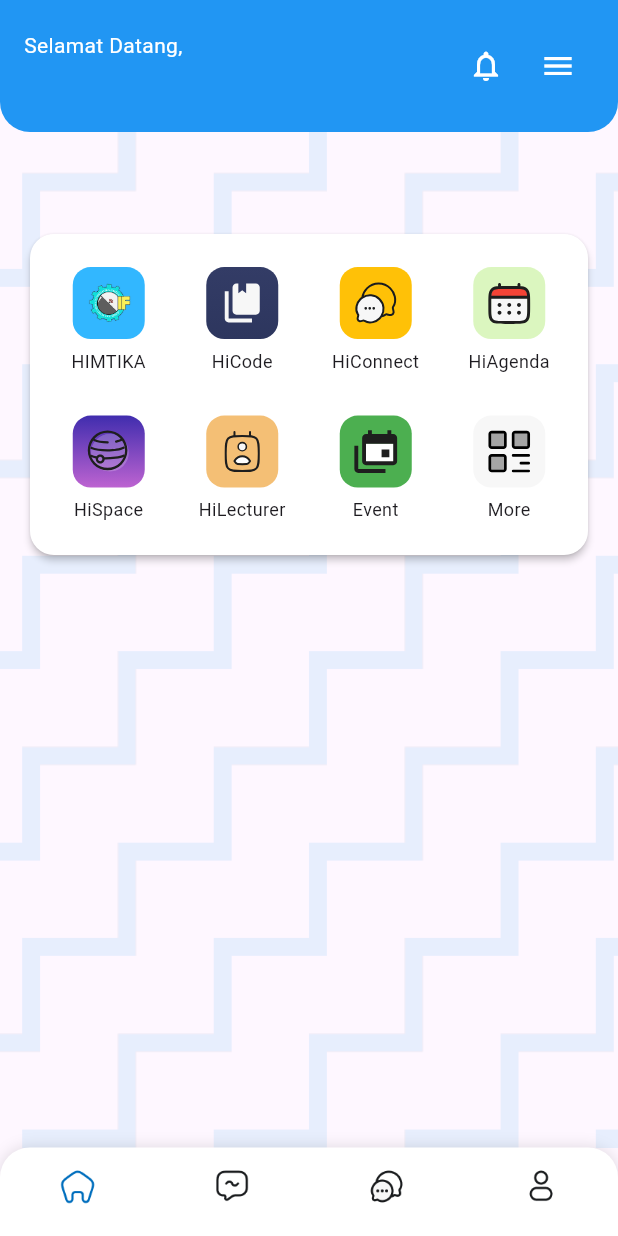
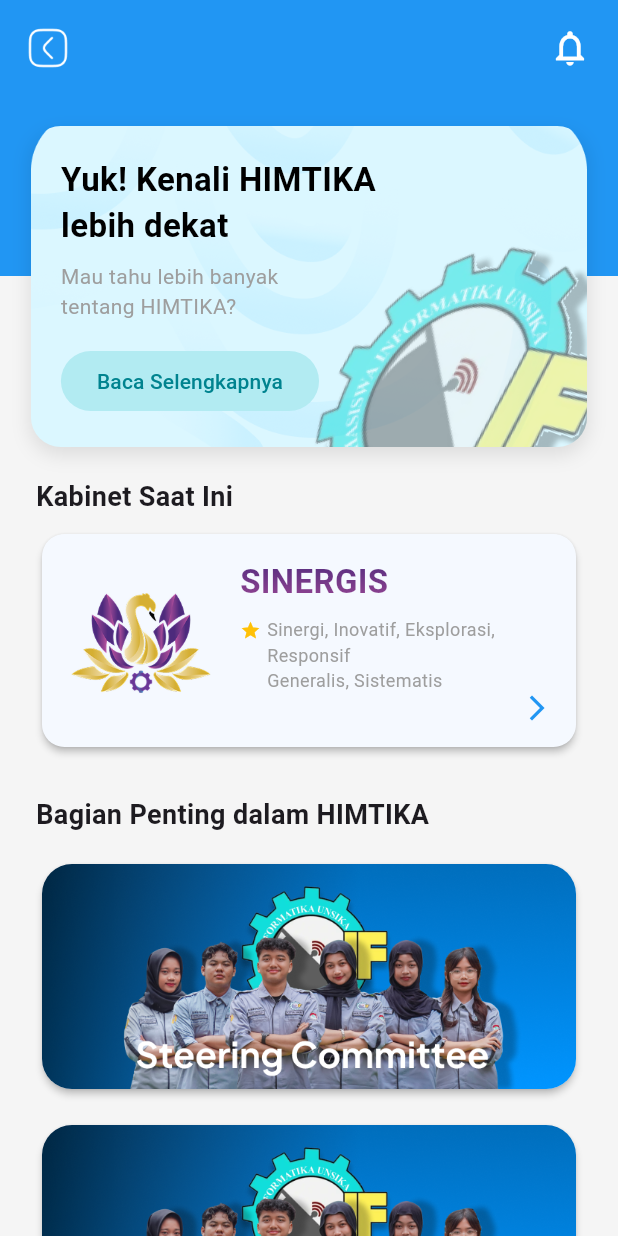
Before and after one commit to RnD-HIMTIKA/himtika-mobile-information, a Flutter app: the HomePage screen opened directly, after a tap on the "menu" icon, after a tap on "Sign Out", after a tap on "HIMTIKA", on a phone screen of 412 x 824 dp. Run offline on Flutter 3.47's test engine with Material 3 defaults, Android fonts, the light colour scheme and no system bars; our stand-ins replace app_links, bloc, bloc_concurrency, equatable, firebase_core, firebase_messaging and 8 more; missing offline and left inert: app_settings; accounts and stored records are empty; network calls fail.

Commit message:
membuat page utama dari informasi hima

```diff
--- /dev/null
+++ b/lib/features/himtika/presentation/bloc/himtika_bloc.dart
@@ -0,0 +1,32 @@
+import 'package:flutter_bloc/flutter_bloc.dart';
+import 'package:equatable/equatable.dart';
+
+part 'himtika_event.dart';
+part 'himtika_state.dart';
+
+class HimtikaBloc extends Bloc<HimtikaEvent, HimtikaState> {
+  HimtikaBloc() : super(const HimtikaState()) {
+    on<FetchHimtikaData>(_onFetchHimtikaData);
+  }
+
+  void _onFetchHimtikaData(
+      FetchHimtikaData event, Emitter<HimtikaState> emit) {
+    emit(state.copyWith(status: HimtikaStatus.loading));
+
+    // Data Dummy untuk "Bagian Penting"
+    final dummyParts = [
+      {
+        'imagePath': 'src/features/himtika/images/card_divisi.png',
+      },
+      {
+        'imagePath': 'src/features/himtika/images/card_divisi.png',
+      },
+      // Tambahkan bagian lain di sini
+    ];
+
+    emit(state.copyWith(
+      status: HimtikaStatus.success,
+      importantParts: dummyParts,
+    ));
+  }
+}
--- /dev/null
+++ b/lib/features/himtika/presentation/bloc/himtika_event.dart
@@ -0,0 +1,9 @@
+part of 'himtika_bloc.dart';
+
+abstract class HimtikaEvent extends Equatable {
+  const HimtikaEvent();
+  @override
+  List<Object> get props => [];
+}
+
+class FetchHimtikaData extends HimtikaEvent {}
--- /dev/null
+++ b/lib/features/himtika/presentation/bloc/himtika_state.dart
@@ -0,0 +1,27 @@
+part of 'himtika_bloc.dart';
+
+enum HimtikaStatus { initial, loading, success, failure }
+
+class HimtikaState extends Equatable {
+  const HimtikaState({
+    this.status = HimtikaStatus.initial,
+    this.importantParts = const [],
+  });
+
+  final HimtikaStatus status;
+  // Untuk daftar "Bagian Penting dalam HIMTIKA"
+  final List<Map<String, String>> importantParts;
+
+  HimtikaState copyWith({
+    HimtikaStatus? status,
+    List<Map<String, String>>? importantParts,
+  }) {
+    return HimtikaState(
+      status: status ?? this.status,
+      importantParts: importantParts ?? this.importantParts,
+    );
+  }
+
+  @override
+  List<Object> get props => [status, importantParts];
+}
--- /dev/null
+++ b/lib/features/himtika/presentation/pages/himtika_screen.dart
@@ -0,0 +1,272 @@
+import 'package:flutter/material.dart';
+import 'package:flutter_bloc/flutter_bloc.dart';
+import 'package:himtika_mobile_information/features/calendar/presentation/pages/notification_page.dart';
+
+import 'package:himtika_mobile_information/features/himtika/presentation/bloc/himtika_bloc.dart';
+
+class HimtikaScreen extends StatelessWidget {
+  const HimtikaScreen({super.key});
+
+  @override
+  Widget build(BuildContext context) {
+    return BlocProvider(
+      create: (context) => HimtikaBloc()..add(FetchHimtikaData()),
+      child: Scaffold(
+        backgroundColor: const Color(0xFFF5F5F5),
+        body: SafeArea(
+          top: false, // Kita atur padding manual
+          child: BlocBuilder<HimtikaBloc, HimtikaState>(
+            builder: (context, state) {
+              if (state.status == HimtikaStatus.loading) {
+                return const Center(child: CircularProgressIndicator());
+              }
+
+              return Column(
+                children: [
+                  // Lapisan 1: Top Bar yang Sticky (tetap di atas)
+                  _buildTopBar(context),
+
+                  // Lapisan 2: Sisa konten yang bisa di-scroll
+                  Expanded(
+                    child: SingleChildScrollView(
+                      child: Column(
+                        children: [
+                          _buildBlueHeader(context),
+                          _buildContent(context, state),
+                        ],
+                      ),
+                    ),
+                  ),
+                ],
+              );
+            },
+          ),
+        ),
+      ),
+    );
+  }
+
+  // --- WIDGET-WIDGET PEMBANTU ---
+  Widget _buildTopBar(BuildContext context) {
+    return Container(
+      color: Colors.blue,
+      padding: EdgeInsets.only(top: MediaQuery.of(context).padding.top),
+      child: Padding(
+        padding: const EdgeInsets.symmetric(horizontal: 8.0, vertical: 8.0),
+        child: Row(
+          mainAxisAlignment: MainAxisAlignment.spaceBetween,
+          children: [
+            IconButton(
+              onPressed: () => Navigator.pop(context),
+              icon: Image.asset('src/features/hicode/icon/kembali.png',
+                  width: 32, height: 32, color: Colors.white),
+            ),
+            IconButton(
+              onPressed: () {
+                Navigator.push(
+                  context,
+                  MaterialPageRoute(builder: (_) => const NotificationPage()),
+                );
+              },
+              icon: const Icon(Icons.notifications_outlined, color: Colors.white, size: 28),
+            ),
+          ],
+        ),
+      ),
+    );
+  }
+
+  Widget _buildBlueHeader(BuildContext context) {
+    return Container(
+      width: double.infinity,
+      decoration: const BoxDecoration(
+        color: Colors.blue,
+      ),
+      child: Stack(
+        clipBehavior: Clip.none,
+        alignment: Alignment.center,
+        children: [
+          // Gambar yang berada di perpotongan
+          Positioned(
+            top: 20,
+            child: Container(
+              width: MediaQuery.of(context).size.width * 0.9,
+              padding: const EdgeInsets.all(20.0),
+              decoration: BoxDecoration(
+                color: Colors.transparent,
+                borderRadius: BorderRadius.circular(20),
+                image: const DecorationImage(
+                  image: AssetImage('src/features/himtika/images/card_hero.png'),
+                  fit: BoxFit.cover,
+                  opacity: 1.0, // Buat gambar lebih transparan
+                ),
+                boxShadow: [
+                  BoxShadow(
+                    color: Colors.black.withOpacity(0.1),
+                    blurRadius: 10,
+                    offset: const Offset(0, 5),
+                  )
+                ],
+              ),
+              child: Column(
+                crossAxisAlignment: CrossAxisAlignment.start,
+                children: [
+                  const Text(
+                    'Yuk! Kenali HIMTIKA\nlebih dekat',
+                    style: TextStyle(fontSize: 22, fontWeight: FontWeight.bold, color: Colors.black),
+                  ),
+                  const SizedBox(height: 8),
+                  const Text(
+                    'Mau tahu lebih banyak\ntentang HIMTIKA?',
+                    style: TextStyle(color: Colors.grey),
+                  ),
+                  const SizedBox(height: 16),
+                  ElevatedButton(
+                    onPressed: () {
+                      // TODO: Navigasi
+                    },
+                    style: ElevatedButton.styleFrom(
+                      backgroundColor: Colors.cyan.shade100,
+                      foregroundColor: Colors.cyan.shade800,
+                      elevation: 0,
+                      shape: RoundedRectangleBorder(
+                        borderRadius: BorderRadius.circular(20),
+                      ),
+                    ),
+                    child: const Text('Baca Selengkapnya'),
+                  )
+                ],
+              ),
+            ),
+          ),
+          // SizedBox untuk memberi ruang pada kartu yang menonjol
+          const SizedBox(height: 120),
+        ],
+      ),
+    );
+  }
+
+  Widget _buildContent(BuildContext context, HimtikaState state) {
+    return Padding(
+      padding: const EdgeInsets.all(24.0),
+      child: Column(
+        crossAxisAlignment: CrossAxisAlignment.start,
+        children: [
+          const SizedBox(height: 110),
+          const Text('Kabinet Saat Ini', style: TextStyle(fontSize: 18, fontWeight: FontWeight.bold)),
+          const SizedBox(height: 8),
+          _buildKabinetCard(),
+          const SizedBox(height: 28),
+          const Text('Bagian Penting dalam HIMTIKA', style: TextStyle(fontSize: 18, fontWeight: FontWeight.bold)),
+          const SizedBox(height: 16),
+          ListView.separated(
+            padding: EdgeInsets.zero,
+            itemCount: state.importantParts.length,
+            shrinkWrap: true,
+            physics: const NeverScrollableScrollPhysics(),
+            itemBuilder: (context, index) {
+              final part = state.importantParts[index];
+              return _buildDivisiCard(
+                imagePath: part['imagePath']!,
+              );
+            },
+            separatorBuilder: (context, index) => const SizedBox(height: 16),
+          )
+        ],
+      ),
+    );
+  }
+
+  Widget _buildKabinetCard() {
+    return Card(
+      elevation: 2,
+      color: const Color(0xFFF5F9FF),
+      shape: RoundedRectangleBorder(borderRadius: BorderRadius.circular(15)),
+      child: Padding(
+        padding: const EdgeInsets.all(16.0),
+        child: Row(
+          crossAxisAlignment: CrossAxisAlignment.center,
+          children: [
+            Image.asset(
+              'src/features/himtika/images/kabinet.png',
+              width: 100,
+              height: 100,
+            ),
+            const SizedBox(width: 16),
+
+            Expanded(
+              child: Column(
+                crossAxisAlignment: CrossAxisAlignment.start,
+                children: [
+                  Column(
+                    crossAxisAlignment: CrossAxisAlignment.start,
+                    children: [
+                      ShaderMask(
+                        blendMode: BlendMode.srcIn,
+                        shaderCallback: (bounds) => const LinearGradient(
+                          colors: [
+                            Color(0xFF4D2A7C),
+                            Color(0xFF9C4895),
+                          ],
+                          begin: Alignment.topCenter,
+                          end: Alignment.bottomCenter,
+                        ).createShader(
+                          Rect.fromLTWH(0, 0, bounds.width, bounds.height),
+                        ),
+                        child: const Text(
+                          'SINERGIS',
+                          style: TextStyle(
+                            fontSize: 22,
+                            fontWeight: FontWeight.bold,
+                          ),
+                        ),
+                      ),
+                      SizedBox(height: 8),
+                      Row(
+                        crossAxisAlignment: CrossAxisAlignment.start,
+                        children: [
+                          Padding(
+                            padding: EdgeInsets.only(top: 2.0, right: 4.0),
+                            child: Icon(Icons.star, color: Colors.amber, size: 14),
+                          ),
+                          Expanded(
+                            child: Text(
+                              'Sinergi, Inovatif, Eksplorasi, Responsif\nGeneralis, Sistematis',
+                              style: TextStyle(color: Colors.grey, fontSize: 12),
+                            ),
+                          ),
+                        ],
+                      ),
+                    ],
+                  ),
+                  const Align(
+                    alignment: Alignment.bottomRight,
+                    child: Icon(Icons.arrow_forward_ios, color: Colors.blue, size: 20),
+                  ),
+                ],
+              ),
+            ),
+          ],
+        ),
+      ),
+    );
+  }
+  Widget _buildDivisiCard({required String imagePath}) {
+    return Card(
+      elevation: 2,
+      shape: RoundedRectangleBorder(
+        borderRadius: BorderRadius.circular(20),
+      ),
+      clipBehavior: Clip.antiAlias,
+      child: Container(
+        height: 150,
+        decoration: BoxDecoration(
+          image: DecorationImage(
+            image: AssetImage(imagePath),
+            fit: BoxFit.cover,
+          ),
+        ),
+      ),
+    );
+  }
+}
--- a/lib/features/home/presentation/pages/home.dart
+++ b/lib/features/home/presentation/pages/home.dart
@@ -5,6 +5,7 @@
 import 'package:himtika_mobile_information/features/calendar/presentation/pages/calendar_screen.dart';
 import 'package:himtika_mobile_information/features/calendar/presentation/pages/notification_page.dart';
 import 'package:himtika_mobile_information/features/hicode/presentation/pages/main_screen.dart';
+import 'package:himtika_mobile_information/features/himtika/presentation/pages/himtika_screen.dart';
 import 'package:himtika_mobile_information/features/home/presentation/pages/sidebar_home.dart';
 import '../bloc/home_bloc.dart';
 import '../bloc/home_event.dart';
@@ -172,7 +173,12 @@
                                     "src/features/home/icons/himtika.png",
                                     "HIMTIKA",
                                     [const Color(0xFF32B7FF), const Color(0xFF32B7FF)],
-                                    () {},
+                                    () {
+                                      Navigator.push(
+                                        context,
+                                        MaterialPageRoute(builder: (_) => const HimtikaScreen()),
+                                      );
+                                    },
                                   ),
                                   _menuItem(
                                     "src/features/home/icons/hicode.svg",
--- a/pubspec.yaml
+++ b/pubspec.yaml
@@ -159,6 +159,10 @@
     - src/features/hicode/rank/crown3.png
     - src/features/hicode/rank/pattern_rank.png
 
+    - src/features/himtika/images/card_hero.png
+    - src/features/himtika/images/kabinet.png
+    - src/features/himtika/images/card_divisi.png
+
 
   #   - images/a_dot_ham.jpeg
 
```
Also changed, not shown: src/features/himtika/images/card_divisi.png (added), src/features/himtika/images/card_hero.png (added), src/features/himtika/images/kabinet.png (added).
